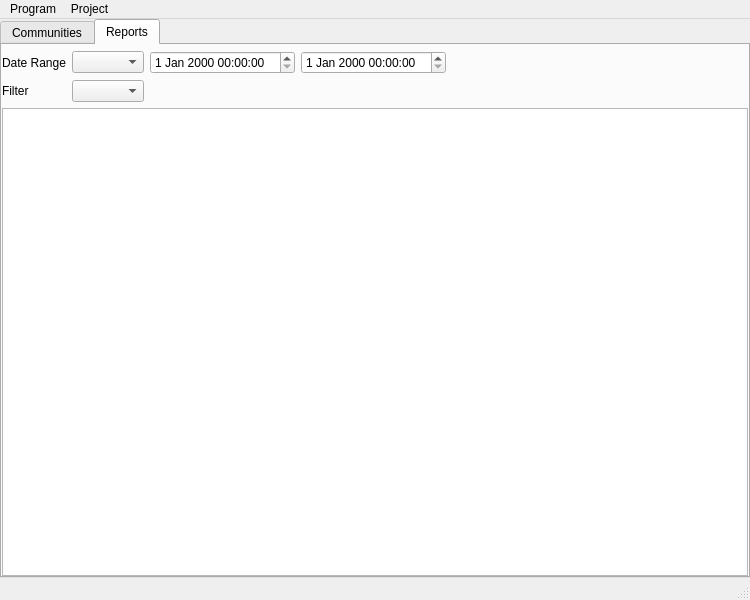
Before: the Qt Designer form src/mainwindow.ui in jeffmeese/ttrack, drawn with Qt 5.
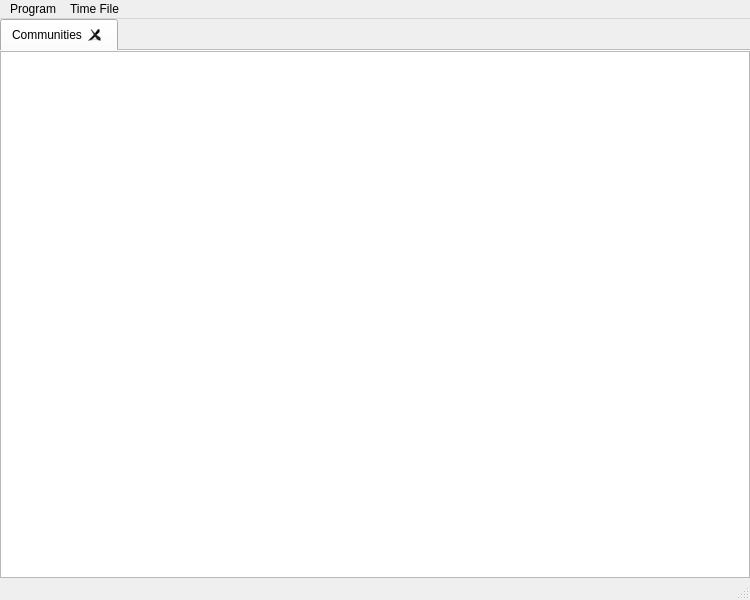
After: the same form once the commit is applied. The open tabs and pages were chosen to show the change. Custom widgets are drawn as their Qt base class.

```diff
--- a/src/mainwindow.ui
+++ b/src/mainwindow.ui
@@ -35,6 +35,15 @@
       <property name="currentIndex">
        <number>0</number>
       </property>
+      <property name="documentMode">
+       <bool>true</bool>
+      </property>
+      <property name="tabsClosable">
+       <bool>true</bool>
+      </property>
+      <property name="movable">
+       <bool>true</bool>
+      </property>
       <widget class="QWidget" name="cWorkday">
        <attribute name="title">
         <string>Communities</string>
@@ -70,95 +79,6 @@
         </item>
        </layout>
       </widget>
-      <widget class="QWidget" name="cReports">
-       <attribute name="title">
-        <string>Reports</string>
-       </attribute>
-       <layout class="QVBoxLayout" name="verticalLayout">
-        <property name="spacing">
-         <number>6</number>
-        </property>
-        <property name="leftMargin">
-         <number>0</number>
-        </property>
-        <property name="topMargin">
-         <number>6</number>
-        </property>
-        <property name="rightMargin">
-         <number>0</number>
-        </property>
-        <property name="bottomMargin">
-         <number>0</number>
-        </property>
-        <item>
-         <layout class="QGridLayout" name="gridLayout">
-          <item row="3" column="4">
-           <spacer name="horizontalSpacer_2">
-            <property name="orientation">
-             <enum>Qt::Horizontal</enum>
-            </property>
-            <property name="sizeHint" stdset="0">
-             <size>
-              <width>40</width>
-              <height>20</height>
-             </size>
-            </property>
-           </spacer>
-          </item>
-          <item row="2" column="4">
-           <spacer name="horizontalSpacer">
-            <property name="orientation">
-             <enum>Qt::Horizontal</enum>
-            </property>
-            <property name="sizeHint" stdset="0">
-             <size>
-              <width>40</width>
-              <height>20</height>
-             </size>
-            </property>
-           </spacer>
-          </item>
-          <item row="3" column="1">
-           <widget class="QComboBox" name="cFilter">
-            <property name="sizeAdjustPolicy">
-             <enum>QComboBox::AdjustToContents</enum>
-            </property>
-           </widget>
-          </item>
-          <item row="3" column="0">
-           <widget class="QLabel" name="label_2">
-            <property name="text">
-             <string>Filter</string>
-            </property>
-           </widget>
-          </item>
-          <item row="2" column="1">
-           <widget class="QComboBox" name="cDateRange">
-            <property name="sizeAdjustPolicy">
-             <enum>QComboBox::AdjustToContents</enum>
-            </property>
-           </widget>
-          </item>
-          <item row="2" column="2">
-           <widget class="QDateTimeEdit" name="cStartTime"/>
-          </item>
-          <item row="2" column="0">
-           <widget class="QLabel" name="label">
-            <property name="text">
-             <string>Date Range</string>
-            </property>
-           </widget>
-          </item>
-          <item row="2" column="3">
-           <widget class="QDateTimeEdit" name="cEndTime"/>
-          </item>
-         </layout>
-        </item>
-        <item>
-         <widget class="QTableView" name="cReportView"/>
-        </item>
-       </layout>
-      </widget>
      </widget>
     </item>
    </layout>
@@ -188,7 +108,7 @@
    </widget>
    <widget class="QMenu" name="menuProject">
     <property name="title">
-     <string>Project</string>
+     <string>Time File</string>
     </property>
     <addaction name="actionAdd_Community"/>
     <addaction name="actionAdd_Work_Period"/>
```
Left out of the diff: 27 changed lines with no effect on the pictures.
